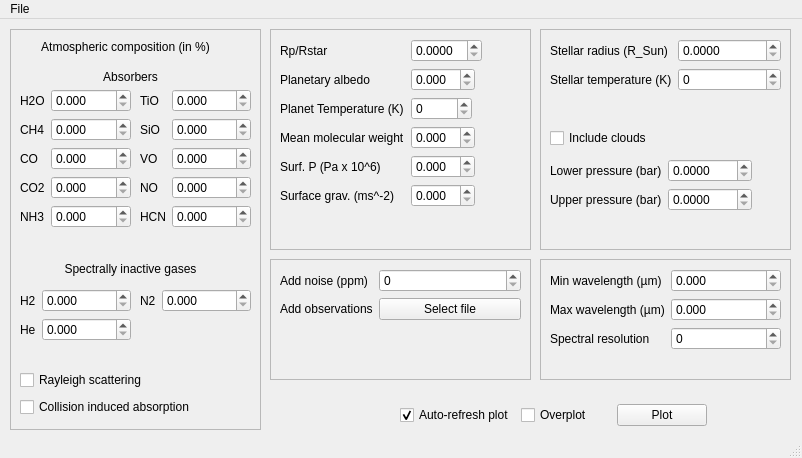
Qt form gui.ui (ucl-exoplanets/TauREx_public) before a commit.
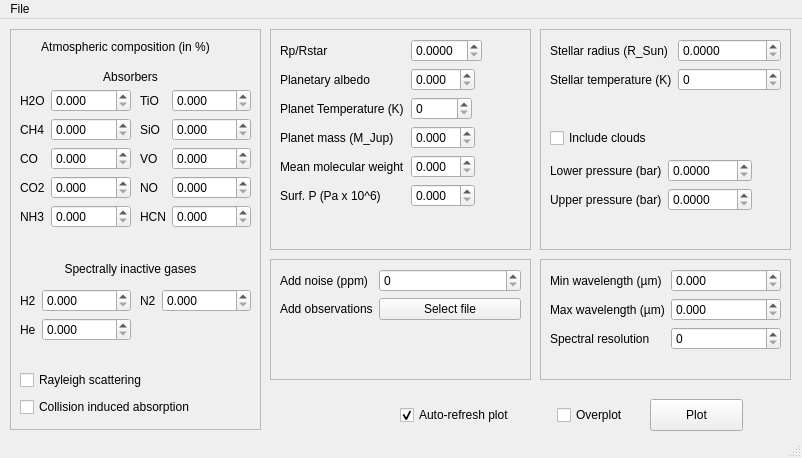
The same form after that commit.

Commit message: - improve gui - update scaleheight and planet grav in atmosphere.py - stuff

```diff
--- a/gui.ui
+++ b/gui.ui
@@ -361,7 +361,7 @@
        <x>10</x>
        <y>10</y>
        <width>237</width>
-       <height>230</height>
+       <height>201</height>
       </rect>
      </property>
      <layout class="QFormLayout" name="formLayout_3">
@@ -414,42 +414,45 @@
        </widget>
       </item>
       <item row="3" column="0">
+       <widget class="QLabel" name="label_27">
+        <property name="text">
+         <string>Planet mass (M_Jup)</string>
+        </property>
+       </widget>
+      </item>
+      <item row="4" column="0">
        <widget class="QLabel" name="label_2">
         <property name="text">
          <string>Mean molecular weight</string>
         </property>
        </widget>
       </item>
-      <item row="3" column="1">
+      <item row="4" column="1">
        <widget class="QDoubleSpinBox" name="doubleSpinBox_planet_mu">
         <property name="decimals">
          <number>3</number>
         </property>
        </widget>
       </item>
-      <item row="4" column="0">
+      <item row="5" column="0">
        <widget class="QLabel" name="label_14">
         <property name="text">
          <string>Surf. P (Pa x 10^6)</string>
         </property>
        </widget>
       </item>
-      <item row="4" column="1">
-       <widget class="QDoubleSpinBox" name="doubleSpinBox_planet_surf_pressure">
-        <property name="decimals">
-         <number>3</number>
-        </property>
-       </widget>
-      </item>
-      <item row="5" column="0">
-       <widget class="QLabel" name="label_27">
-        <property name="text">
-         <string>Surface grav. (ms^-2)</string>
-        </property>
-       </widget>
-      </item>
       <item row="5" column="1">
-       <widget class="QDoubleSpinBox" name="doubleSpinBox_planet_surf_grav">
+       <widget class="QDoubleSpinBox" name="doubleSpinBox_planet_surf_pressure">
+        <property name="decimals">
+         <number>3</number>
+        </property>
+        <property name="singleStep">
+         <double>0.001000000000000</double>
+        </property>
+       </widget>
+      </item>
+      <item row="3" column="1">
+       <widget class="QDoubleSpinBox" name="doubleSpinBox_planet_mass">
         <property name="decimals">
          <number>3</number>
         </property>
@@ -729,15 +732,21 @@
        </property>
       </widget>
      </item>
-     <item>
-      <widget class="QPushButton" name="pushButton_plot">
-       <property name="text">
-        <string>Plot</string>
-       </property>
-      </widget>
-     </item>
     </layout>
    </widget>
+   <widget class="QPushButton" name="pushButton_plot">
+    <property name="geometry">
+     <rect>
+      <x>650</x>
+      <y>380</y>
+      <width>93</width>
+      <height>32</height>
+     </rect>
+    </property>
+    <property name="text">
+     <string>Plot</string>
+    </property>
+   </widget>
    <zorder>frame</zorder>
    <zorder>frame_2</zorder>
    <zorder>lineEdit_planet_radius</zorder>
```
Left out of the diff: 1 changed line with no effect on the pictures. The commit also changes 4 other files.
